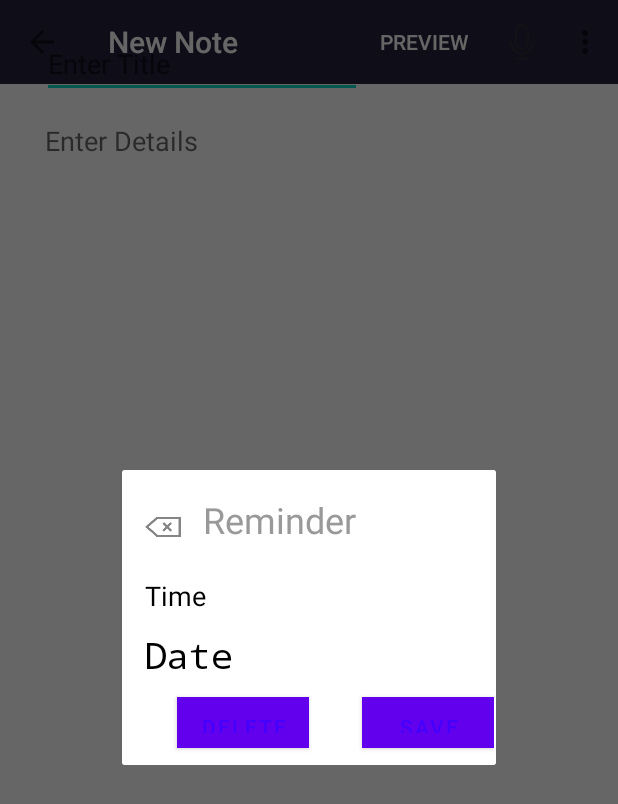
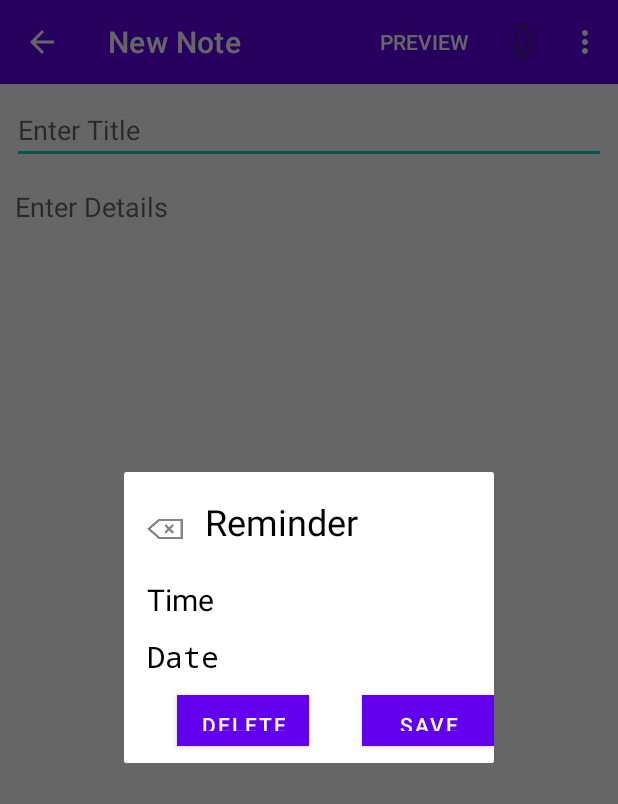
Before and after one commit to alexamos32/Hermes, an Android app: the fragment NoteReminder placed in its activity, on a phone screen of 412 x 824 dp. Shown: the top 804 px of the screen. Run offline under Robolectric (Android 15) with nearby library versions, the phone set to English and light mode, and no system bars; 1 statement that could not run was skipped.

Commit message:
Few minor theme changes. Also added Rem to detail

```diff
--- a/app/src/main/res/layout/activity_add_note.xml
+++ b/app/src/main/res/layout/activity_add_note.xml
@@ -14,36 +14,12 @@
         app:layout_constraintEnd_toEndOf="parent"
         app:layout_constraintStart_toStartOf="parent"
         app:layout_constraintTop_toTopOf="parent"
-        android:background="@color/bluegrey"
-        android:theme="@style/ToolbarTheme"/>
-    <LinearLayout
-        android:layout_width="wrap_content"
-        android:layout_height="wrap_content"
-        android:layout_marginStart="8dp"
-        android:layout_marginTop="8dp"
-        android:layout_marginEnd="8dp"
-        android:ems="10"
-        android:hint="Enter Title"
-        android:inputType="textPersonName"
-        app:layout_constraintEnd_toEndOf="parent"
-        app:layout_constraintHorizontal_bias="1.0"
-        app:layout_constraintStart_toStartOf="parent"
-        app:layout_constraintTop_toBottomOf="@+id/toolbar"
-        android:orientation="horizontal">
+        android:background="@color/colorPrimary"
+        android:theme="@style/AppTheme.AppBarOverlay"/>
 
-    </LinearLayout>
-    <LinearLayout
-        android:layout_width="match_parent"
-        android:layout_height="550dp"
-        android:layout_weight="1"
-        android:orientation="vertical"
-        android:paddingLeft="20dp"
-        android:paddingTop="12dp"
-        android:paddingRight="20dp"
-        android:paddingBottom="50dp">
     <EditText
         android:id="@+id/noteTitle"
-            android:layout_width="wrap_content"
+        android:layout_width="0dp"
         android:layout_height="wrap_content"
         android:layout_marginStart="8dp"
         android:layout_marginTop="8dp"
@@ -59,8 +35,8 @@
     <EditText
         android:id="@+id/noteDetails"
         style="@style/Widget.AppCompat.AutoCompleteTextView"
-            android:layout_width="wrap_content"
-            android:layout_height="wrap_content"
+        android:layout_width="0dp"
+        android:layout_height="0dp"
         android:layout_marginStart="10dp"
         android:layout_marginTop="16dp"
         android:layout_marginEnd="8dp"
@@ -76,6 +52,7 @@
         app:layout_constraintEnd_toEndOf="parent"
         app:layout_constraintStart_toStartOf="parent"
         app:layout_constraintTop_toBottomOf="@+id/noteTitle" />
+
     <TextView
         android:id="@+id/htmlPreview"
         style="@style/Widget.AppCompat.AutoCompleteTextView"
@@ -101,7 +78,8 @@
         android:layout_width="wrap_content"
         android:layout_height="wrap_content"
         android:orientation="horizontal"
-            android:layout_marginTop="4dp">
+        android:layout_marginTop="4dp"
+        app:layout_constraintBottom_toBottomOf="parent">
 
         <TextView
             android:id="@+id/rem_time"
@@ -136,8 +114,6 @@
             android:visibility="invisible"/>
     </LinearLayout>
 
-    </LinearLayout>
-
 
 
 </androidx.constraintlayout.widget.ConstraintLayout>
--- a/app/src/main/res/layout/activity_edit.xml
+++ b/app/src/main/res/layout/activity_edit.xml
@@ -15,7 +15,7 @@
         app:layout_constraintStart_toStartOf="parent"
         app:layout_constraintTop_toTopOf="parent"
         android:background="@color/colorPrimary"
-        android:theme="@style/ThemeOverlay.AppCompat.Dark.ActionBar"/>
+        android:theme="@style/AppTheme.AppBarOverlay"/>
 
     <EditText
         android:id="@+id/noteTitle"
@@ -78,7 +78,8 @@
         android:layout_width="wrap_content"
         android:layout_height="wrap_content"
         android:orientation="horizontal"
-        android:layout_marginTop="4dp">
+        android:layout_marginTop="4dp"
+        app:layout_constraintBottom_toBottomOf="parent">
 
         <TextView
             android:id="@+id/rem_time"
--- a/app/src/main/res/layout/custom_list_view.xml
+++ b/app/src/main/res/layout/custom_list_view.xml
@@ -41,7 +41,7 @@
                     app:layout_constraintStart_toStartOf="parent"
                     app:layout_constraintTop_toTopOf="parent"
                     android:scaleType="centerCrop"
-                    app:srcCompat="@drawable/ic_note" />
+                    app:srcCompat="@drawable/note" />
             </androidx.constraintlayout.widget.ConstraintLayout>
 
             <androidx.constraintlayout.widget.ConstraintLayout
--- a/app/src/main/res/layout/reminder_view.xml
+++ b/app/src/main/res/layout/reminder_view.xml
@@ -25,7 +25,7 @@
                 android:layout_width="wrap_content"
                 android:layout_height="wrap_content"
                 android:layout_gravity="center_vertical"
-                android:textColor="@color/lightgrey"
+                android:textColor="@color/black"
                 android:text="Reminder"
                 android:textSize="24sp"/>
         </LinearLayout>
@@ -43,7 +43,7 @@
                 android:layout_marginBottom="5dp"
                 android:text="Time"
                 android:textColor="@color/black"
-                android:textSize="18sp" />
+                android:textSize="20sp" />
 
             <TextView
                 android:id="@+id/time_text"
@@ -80,7 +80,7 @@
                 android:textColor="#000000"
                 android:textColorHighlight="#FFFFFF"
                 android:textColorHint="#FFFFFF"
-                android:textSize="24sp" />
+                android:textSize="20sp" />
 
             <TextView
                 android:id="@+id/date_text"
@@ -120,7 +120,7 @@
                 android:background="#0CE822"
                 android:outlineAmbientShadowColor="#F60909"
                 android:text="Delete"
-                android:textColor="#4400FD" />
+                android:textColor="@color/white" />
 
             <Button
                 android:id="@+id/save_reminder"
@@ -133,7 +133,7 @@
                 android:background="#0CE822"
                 android:outlineAmbientShadowColor="#F60909"
                 android:text="Save"
-                android:textColor="#4400FD" />
+                android:textColor="@color/white" />
         </LinearLayout>
     </LinearLayout>
 </RelativeLayout>
--- a/app/src/main/res/menu/edit_menu.xml
+++ b/app/src/main/res/menu/edit_menu.xml
@@ -10,5 +10,5 @@
     <item
         android:id="@+id/email"
         android:title="Email"
-        app:showAsAction="never"/>
+        app:showAsAction="ifRoom"/>
 </menu>
--- a/app/src/main/res/menu/save_menu.xml
+++ b/app/src/main/res/menu/save_menu.xml
@@ -29,9 +29,10 @@
         android:icon="@drawable/ic_check_black_24dp"
         android:title="Save"
         app:showAsAction="ifRoom" />
+
     <item android:id="@+id/notification"
         android:title="Reminder"
-        app:showAsAction="never"/>
+        app:showAsAction="never" />
 
 
 </menu>
--- a/app/src/main/res/values/styles.xml
+++ b/app/src/main/res/values/styles.xml
@@ -22,7 +22,9 @@
 
     </style>
 
-    <style name="AppTheme.AppBarOverlay" parent="ThemeOverlay.AppCompat.Dark.ActionBar" />
+    <style name="AppTheme.AppBarOverlay" parent="ThemeOverlay.AppCompat.Dark.ActionBar" >
+        <item name="android:textColor">@color/black</item>
+    </style>
 
     <style name="AppTheme.PopupOverlay" parent="ThemeOverlay.AppCompat.Light" >
         <item name="android:textColor">@color/black</item>
--- a/app/src/main/res/values/themes.xml
+++ b/app/src/main/res/values/themes.xml
@@ -14,6 +14,5 @@
         <!-- Customize your theme here. -->
         <item name="windowActionBar">false</item>
         <item name="windowNoTitle">true</item>
-        <item name="android:textColorSecondary">@color/black</item>
     </style>
 </resources>
```
Also changed, not shown: app/src/main/java/ca/unb/mobiledev/hermes/Detail.java (+15 -0 lines), app/src/main/res/layout/content_detail.xml (+39 -0 lines). Lines whose indentation alone changed are shown as unchanged.
